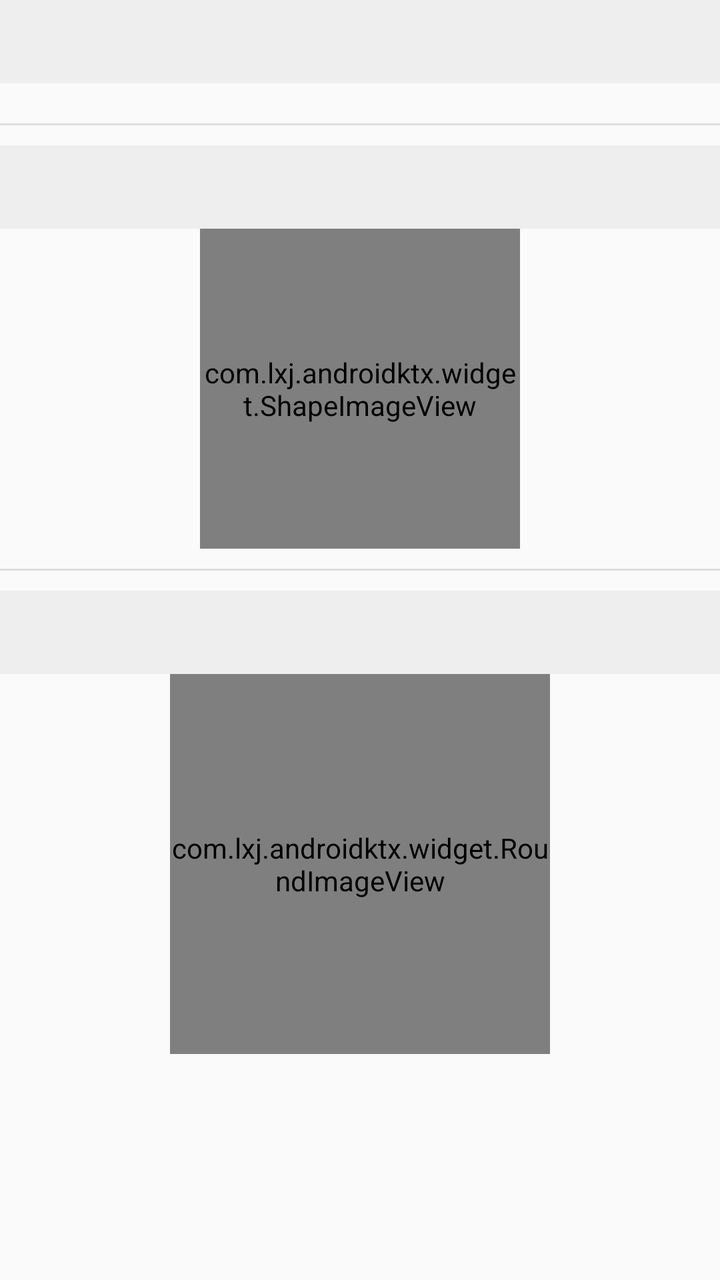
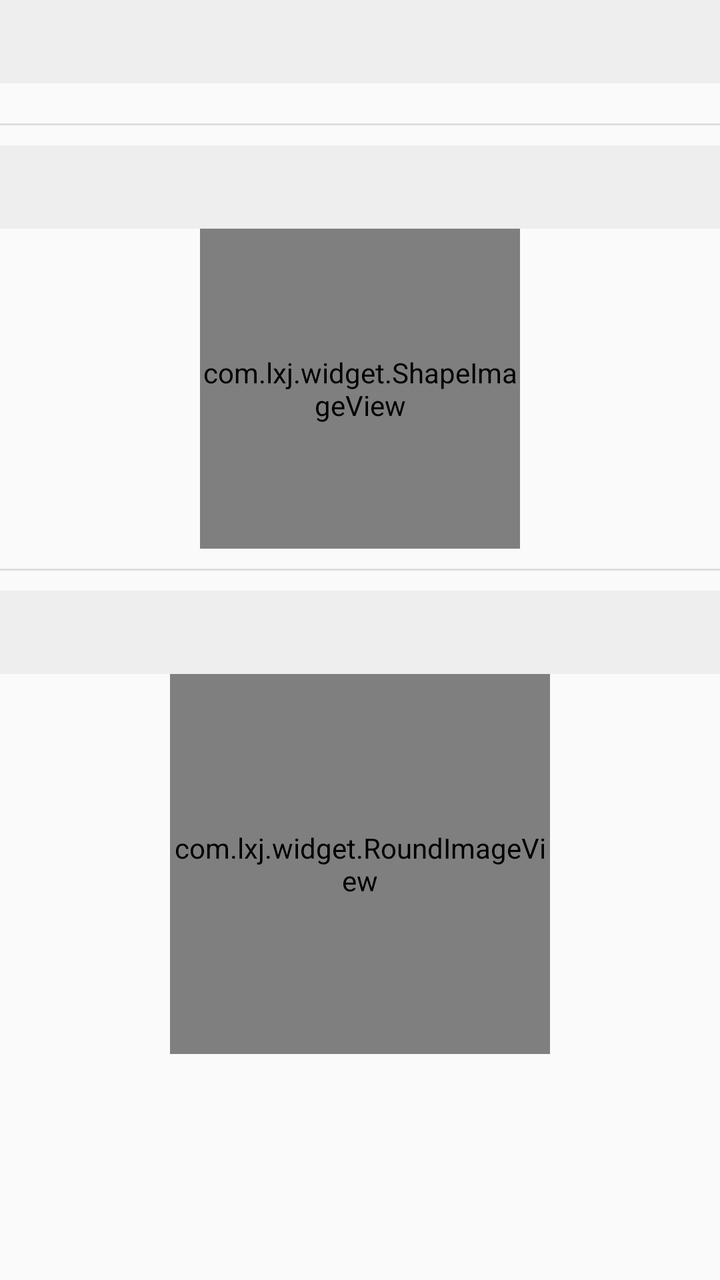

The first picture is an Android layout as it rendered before a commit; the second is the same layout after the commit. The layout source and the unified diff follow.
<!-- AndroidManifest.xml: application theme AppTheme -->
<!-- res/layout/fragment_imageview_ext.xml -->
<?xml version="1.0" encoding="utf-8"?>
<androidx.core.widget.NestedScrollView
    android:id="@+id/nsvImage"
    xmlns:android="http://schemas.android.com/apk/res/android" android:layout_width="match_parent"
    xmlns:app="http://schemas.android.com/apk/res-auto"
    android:layout_height="match_parent">

    <LinearLayout
        android:layout_width="match_parent"
        android:layout_height="wrap_content"
        android:gravity="center_horizontal"
        android:orientation="vertical">

        <TextView
            android:id="@+id/title1"
            style="@style/TitleStyle"/>

        <androidx.cardview.widget.CardView
            android:layout_marginTop="10dp"
            app:cardCornerRadius="10dp"
            app:cardElevation="10dp"
            android:layout_width="200dp"
            android:layout_height="wrap_content">
        <ImageView
            android:id="@+id/image1"
            android:adjustViewBounds="true"
            android:layout_width="match_parent"
            android:layout_height="wrap_content" />
        </androidx.cardview.widget.CardView>

        <include layout="@layout/divider"/>

        <TextView
            android:id="@+id/title2"
            style="@style/TitleStyle"/>

        <com.lxj.androidktx.widget.ShapeImageView
            android:id="@+id/image2"
            android:layout_width="160dp"
            android:layout_height="160dp" />

        <include layout="@layout/divider"/>

        <TextView
            android:id="@+id/title3"
            style="@style/TitleStyle"/>

        <com.lxj.androidktx.widget.RoundImageView
            app:riv_corner_radius="0pt"
            android:id="@+id/image3"
            android:layout_width="190dp"
            android:layout_height="190dp" />


        <ImageView
            android:id="@+id/image4"
            android:scaleType="centerCrop"
            android:layout_width="190dp"
            android:layout_height="190dp" />

        <ImageView
            android:id="@+id/image5"
            android:layout_width="190dp"
            android:layout_height="190dp" />


        <include layout="@layout/divider"/>

    </LinearLayout>
</androidx.core.widget.NestedScrollView>
<!-- res/layout/divider.xml (included above) -->
<?xml version="1.0" encoding="utf-8"?>
<View xmlns:android="http://schemas.android.com/apk/res/android"
    android:layout_width="match_parent"
    android:layout_height="1dp"
    android:layout_marginTop="10dp"
    android:layout_marginBottom="10dp"
    android:background="#dddddd" />
<!-- resources referenced by this layout -->
<resources>
  <style name="TitleStyle">
          <item name="android:layout_width">match_parent</item>
          <item name="android:layout_height">wrap_content</item>
          <item name="android:padding">10dp</item>
          <item name="android:background">#eeeeee</item>
          <item name="android:textColor">@android:color/black</item>
          <item name="android:textSize">16sp</item>
      </style>
  <style name="AppTheme" parent="Theme.AppCompat.Light.NoActionBar">
          
          <item name="colorPrimary">@color/colorPrimary</item>
          <item name="colorPrimaryDark">@color/colorPrimaryDark</item>
          <item name="colorAccent">@color/colorAccent</item>
      </style>
  <color name="colorPrimary">#008577</color>
  <color name="colorPrimaryDark">#00574B</color>
  <color name="colorAccent">#D81B60</color>
</resources>

<!-- the commit's change to res/layout/fragment_imageview_ext.xml (unified diff, before → after) -->
@@ -34,7 +34,7 @@
             android:id="@+id/title2"
             style="@style/TitleStyle"/>
 
-        <com.lxj.androidktx.widget.ShapeImageView
+        <com.lxj.widget.ShapeImageView
             android:id="@+id/image2"
             android:layout_width="160dp"
             android:layout_height="160dp" />
@@ -45,7 +45,7 @@
             android:id="@+id/title3"
             style="@style/TitleStyle"/>
 
-        <com.lxj.androidktx.widget.RoundImageView
+        <com.lxj.widget.RoundImageView
             app:riv_corner_radius="0pt"
             android:id="@+id/image3"
             android:layout_width="190dp"
